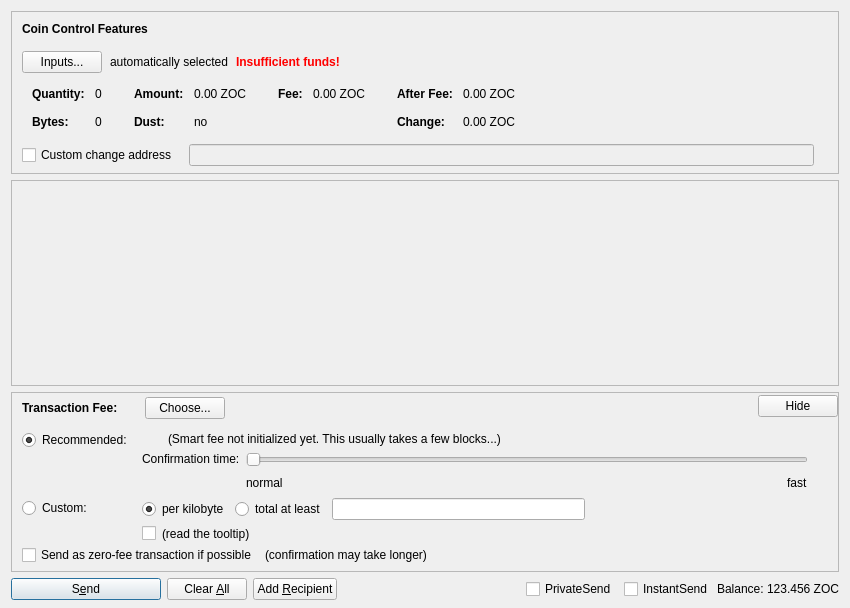
First picture: the form in src/qt/forms/sendcoinsdialog.ui, repository zocteam/zeroonecoin, before the edit.
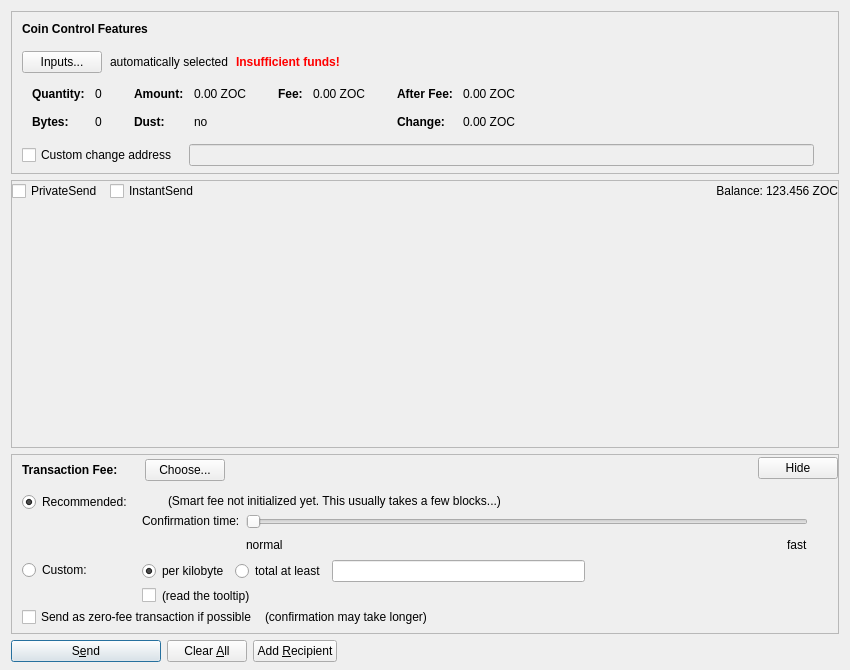
Second picture: the form after the edit. Custom widgets are drawn as their Qt base class.

```diff
--- a/src/qt/forms/sendcoinsdialog.ui
+++ b/src/qt/forms/sendcoinsdialog.ui
@@ -7,7 +7,7 @@
     <x>0</x>
     <y>0</y>
     <width>850</width>
-    <height>608</height>
+    <height>670</height>
    </rect>
   </property>
   <property name="windowTitle">
@@ -591,10 +591,10 @@
         <x>0</x>
         <y>0</y>
         <width>824</width>
-        <height>72</height>
+        <height>132</height>
        </rect>
       </property>
-      <layout class="QVBoxLayout" name="verticalLayout_2" stretch="0,1">
+      <layout class="QVBoxLayout" name="verticalLayout_2" stretch="0,0,1">
        <property name="leftMargin">
         <number>0</number>
        </property>
@@ -614,6 +614,87 @@
          </property>
         </layout>
        </item>
+       <item>
+        <layout class="QHBoxLayout" name="horizontalLayout_2">
+         <property name="spacing">
+          <number>3</number>
+         </property>
+         <item>
+          <widget class="QCheckBox" name="checkUsePrivateSend">
+           <property name="minimumSize">
+            <size>
+             <width>95</width>
+             <height>0</height>
+            </size>
+           </property>
+           <property name="text">
+            <string>PrivateSend</string>
+           </property>
+           <property name="checked">
+            <bool>false</bool>
+           </property>
+          </widget>
+         </item>
+         <item>
+          <widget class="QCheckBox" name="checkUseInstantSend">
+           <property name="enabled">
+            <bool>true</bool>
+           </property>
+           <property name="minimumSize">
+            <size>
+             <width>85</width>
+             <height>0</height>
+            </size>
+           </property>
+           <property name="text">
+            <string>InstantSend</string>
+           </property>
+          </widget>
+         </item>
+         <item>
+          <spacer name="horizontalSpacer_7">
+           <property name="orientation">
+            <enum>Qt::Horizontal</enum>
+           </property>
+           <property name="sizeHint" stdset="0">
+            <size>
+             <width>40</width>
+             <height>20</height>
+            </size>
+           </property>
+          </spacer>
+         </item>
+         <item>
+          <widget class="QLabel" name="label">
+           <property name="text">
+            <string>Balance:</string>
+           </property>
+           <property name="alignment">
+            <set>Qt::AlignRight|Qt::AlignTrailing|Qt::AlignVCenter</set>
+           </property>
+          </widget>
+         </item>
+         <item>
+          <widget class="QLabel" name="labelBalance">
+           <property name="sizePolicy">
+            <sizepolicy hsizetype="Preferred" vsizetype="Fixed">
+             <horstretch>0</horstretch>
+             <verstretch>0</verstretch>
+            </sizepolicy>
+           </property>
+           <property name="cursor">
+            <cursorShape>IBeamCursor</cursorShape>
+           </property>
+           <property name="text">
+            <string notr="true">123.456 ZOC</string>
+           </property>
+           <property name="textInteractionFlags">
+            <set>Qt::LinksAccessibleByMouse|Qt::TextSelectableByKeyboard|Qt::TextSelectableByMouse</set>
+           </property>
+          </widget>
+         </item>
+        </layout>
+       </item>
        <item>
         <spacer name="verticalSpacer">
          <property name="orientation">
@@ -1284,71 +1365,6 @@
        </property>
       </spacer>
      </item>
-     <item>
-      <layout class="QHBoxLayout" name="horizontalLayout_2">
-       <property name="spacing">
-        <number>3</number>
-       </property>
-       <item>
-        <widget class="QCheckBox" name="checkUsePrivateSend">
-         <property name="minimumSize">
-          <size>
-           <width>95</width>
-           <height>0</height>
-          </size>
-         </property>
-         <property name="text">
-          <string>PrivateSend</string>
-         </property>
-         <property name="checked">
-          <bool>false</bool>
-         </property>
-        </widget>
-       </item>
-       <item>
-        <widget class="QCheckBox" name="checkUseInstantSend">
-         <property name="enabled">
-          <bool>true</bool>
-         </property>
-         <property name="minimumSize">
-          <size>
-           <width>85</width>
-           <height>0</height>
-          </size>
-         </property>
-         <property name="text">
-          <string>InstantSend</string>
-         </property>
-        </widget>
-       </item>
-       <item>
-        <widget class="QLabel" name="label">
-         <property name="text">
-          <string>Balance:</string>
-         </property>
-        </widget>
-       </item>
-       <item>
-        <widget class="QLabel" name="labelBalance">
-         <property name="sizePolicy">
-          <sizepolicy hsizetype="Preferred" vsizetype="Fixed">
-           <horstretch>0</horstretch>
-           <verstretch>0</verstretch>
-          </sizepolicy>
-         </property>
-         <property name="cursor">
-          <cursorShape>IBeamCursor</cursorShape>
-         </property>
-         <property name="text">
-          <string notr="true">123.456 ZOC</string>
-         </property>
-         <property name="textInteractionFlags">
-          <set>Qt::LinksAccessibleByMouse|Qt::TextSelectableByKeyboard|Qt::TextSelectableByMouse</set>
-         </property>
-        </widget>
-       </item>
-      </layout>
-     </item>
     </layout>
    </item>
   </layout>
```
Left out of the diff: 316 changed lines with no effect on the pictures.
